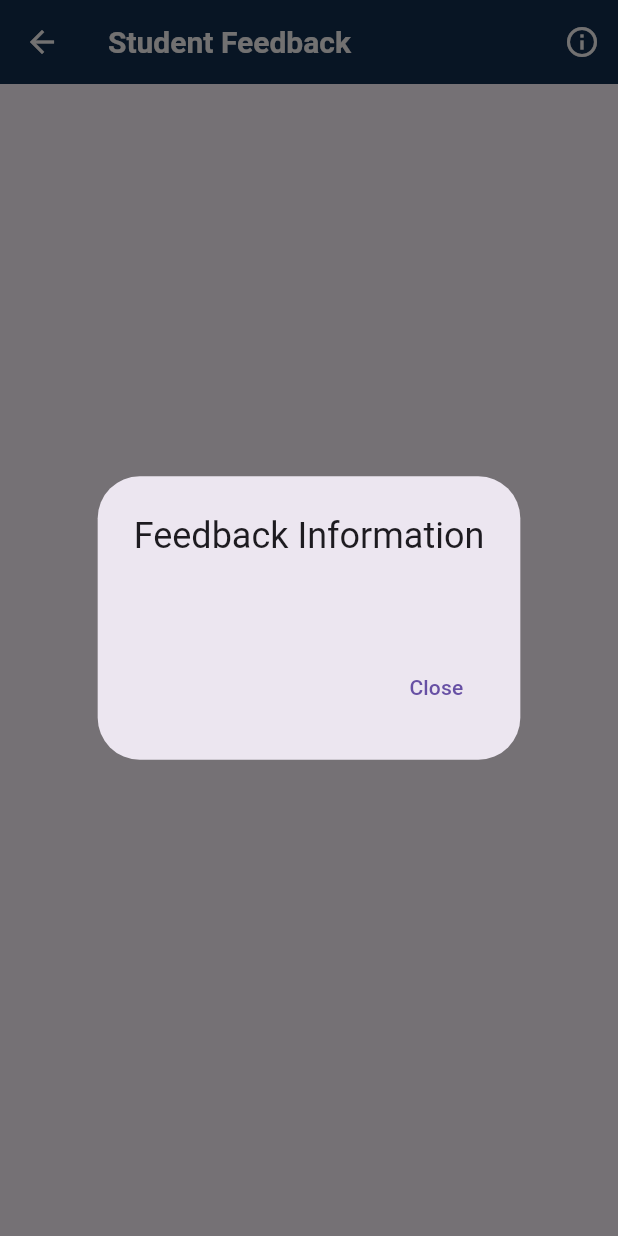
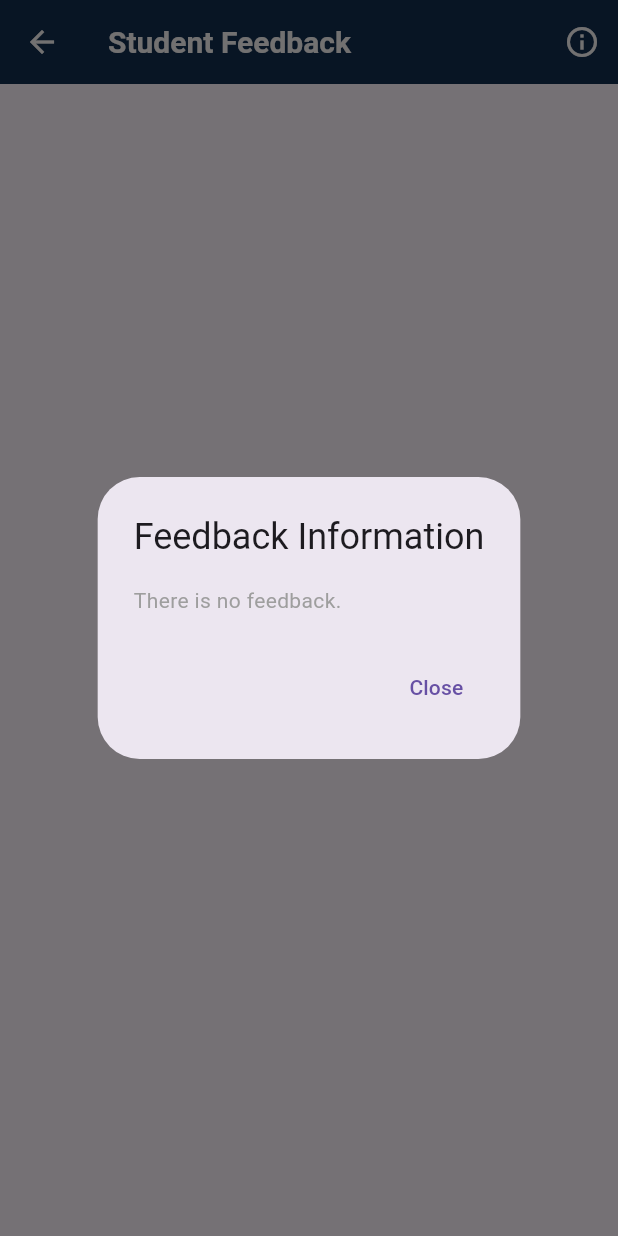
Before and after one commit to MohamedIsa/QuizApp, a Flutter app: the StudentFeedbackPage screen opened directly with empty values, after a tap on the "info outline" icon, on a phone screen of 412 x 824 dp. Run offline on Flutter 3.47's test engine with Material 3 defaults, Android fonts, the phone set to English and light mode, and no system bars; our stand-ins replace cloud_firestore, firebase_auth, firebase_core, firebase_storage, flutter_spinkit, google_sign_in and 2 more; accounts and stored records are empty; generated files the repository leaves out were written again.

Commit message:
fix feedback message dialog

```diff
--- a/lib/pages/studenthome/widgets/studentfeedback.dart
+++ b/lib/pages/studenthome/widgets/studentfeedback.dart
@@ -13,12 +13,26 @@ class StudentFeedbackPage extends StatelessWidget {
   });
 
   void displayFeedback(BuildContext context, DocumentSnapshot studentSnapshot) {
+    // Extract the feedback, handling potential null or missing field
+    final feedbackData = studentSnapshot.data() as Map<String, dynamic>?;
+    final feedback = feedbackData?['feedback'] as String?;
+
     showDialog(
       context: context,
       builder: (context) {
         return AlertDialog(
           title: Text('Feedback Information'),
-          content: Text(studentSnapshot['feedback'] ?? 'No feedback provided.'),
+          content: Text(
+            // If feedback is null or empty, show "There is no feedback"
+            feedback == null || feedback.isEmpty
+                ? 'There is no feedback.'
+                : feedback,
+            style: TextStyle(
+              color: feedback == null || feedback.isEmpty
+                  ? Colors.grey
+                  : Colors.black,
+            ),
+          ),
           actions: [
             TextButton(
               onPressed: () => Navigator.pop(context),
@@ -49,6 +63,7 @@ class StudentFeedbackPage extends StatelessWidget {
           IconButton(
             icon: Icon(Icons.info_outline),
             onPressed: () async {
+              try {
                 var studentSnapshot = await FirebaseFirestore.instance
                     .collection('exams')
                     .doc(examId)
@@ -56,6 +71,12 @@ class StudentFeedbackPage extends StatelessWidget {
                     .doc(userId)
                     .get();
                 displayFeedback(context, studentSnapshot);
+              } catch (e) {
+                // Handle any potential errors
+                ScaffoldMessenger.of(context).showSnackBar(
+                  SnackBar(content: Text('Error fetching feedback: $e')),
+                );
+              }
             },
           ),
         ],
@@ -71,7 +92,7 @@ class StudentFeedbackPage extends StatelessWidget {
 
           // Loading state for exam data
           if (examSnapshot.connectionState == ConnectionState.waiting) {
-            return Center(child: SizedBox.shrink());
+            return Center(child: CircularProgressIndicator());
           }
 
           // Check if exam data exists
@@ -130,6 +151,9 @@ class StudentFeedbackPage extends StatelessWidget {
                               width: 50,
                               height: 50,
                               fit: BoxFit.cover,
+                              errorBuilder: (context, error, stackTrace) {
+                                return Icon(Icons.image_not_supported);
+                              },
                             )
                           : null,
                       title: Text(
```
Lines whose indentation alone changed are shown as unchanged.
